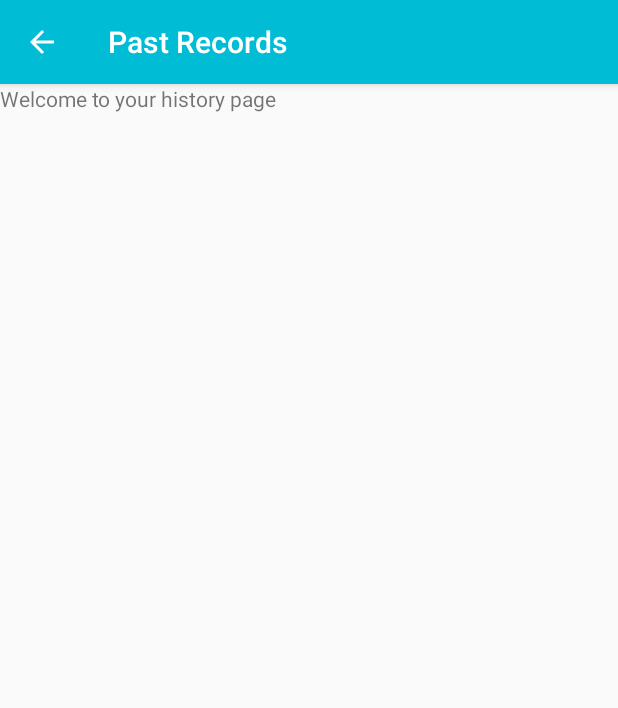
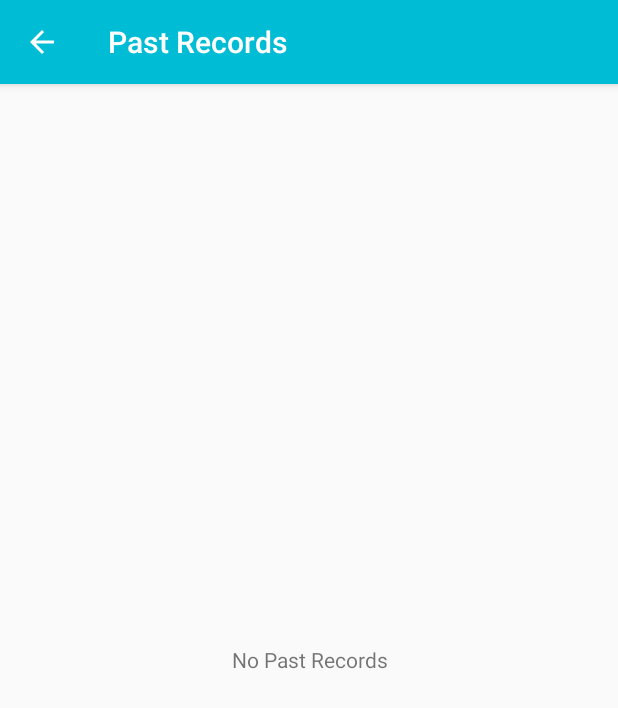
Before and after one commit to yogi28/CleanIIITD, an Android app: the HistoryActivity screen opened directly, with no data from a screen before it, on a phone screen of 412 x 824 dp. Shown: the top 708 px of the screen. Run offline under Robolectric (Android 15) with nearby library versions, the phone set to English and light mode, and no system bars.

Commit message:
Changes by Chirag Khurana. - Reformatting of Code - Fixes - Added Features

```diff
--- a/app/src/main/res/layout/activity_history.xml
+++ b/app/src/main/res/layout/activity_history.xml
@@ -9,8 +9,9 @@
 
     <TextView
         android:id="@+id/history_text"
-        android:layout_width="wrap_content"
-        android:layout_height="wrap_content"
+        android:layout_width="match_parent"
+        android:layout_height="match_parent"
+        android:gravity="center"
         android:text="@string/history_page_text"
         tools:layout_editor_absoluteX="163dp"
         tools:layout_editor_absoluteY="153dp" />
--- a/app/src/main/res/values/strings.xml
+++ b/app/src/main/res/values/strings.xml
@@ -13,7 +13,7 @@
     <string name="superviseTask4">Task 4</string>
     <string name="scannerButton">History</string>
     <string name="scan_screen_text">History</string>
-    <string name="history_page_text">Welcome to your history page</string>
+    <string name="history_page_text">No Past Records</string>
     <string name="log_out_button_test">Log Out</string>
     <string name="currentDate">currentDate</string>
     <string name="sign_out">Sign Out</string>
```
